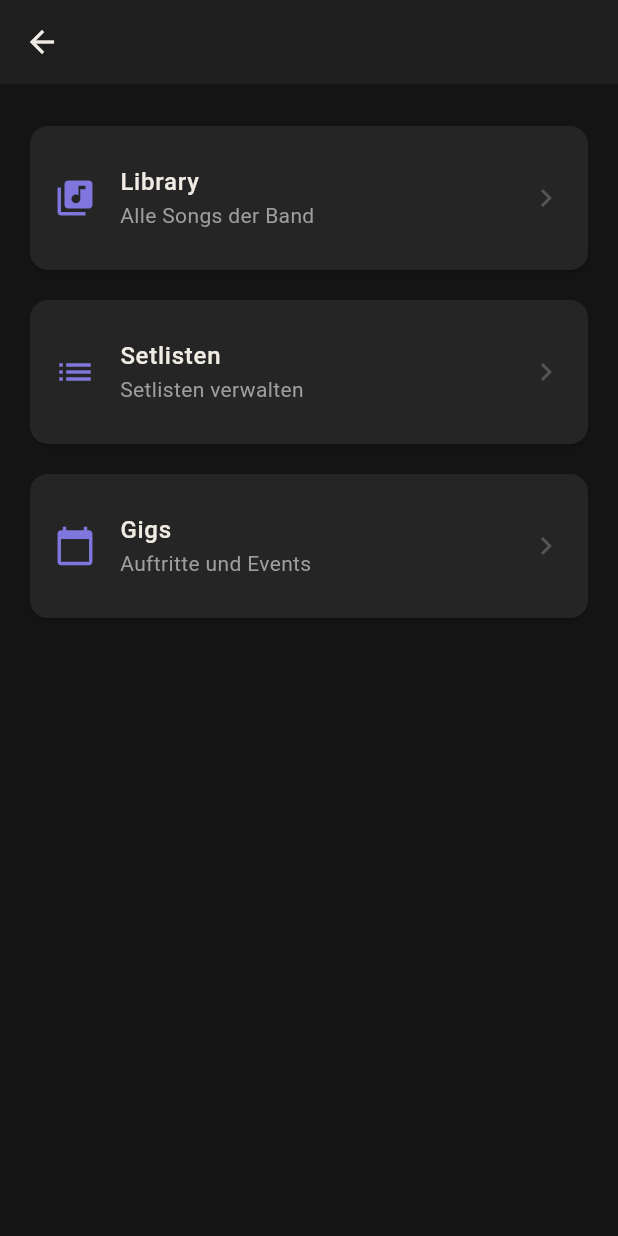
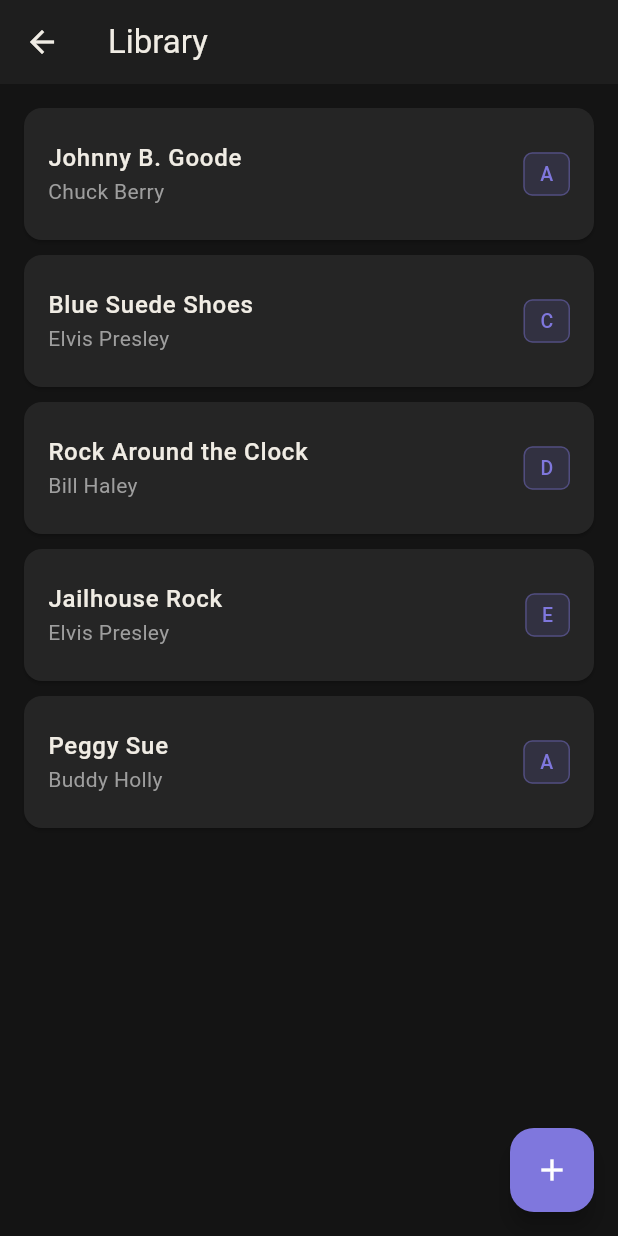
Before and after one commit to Maks1m-Se/nota, a Flutter app: the BandHomeScreen screen opened directly with empty values, after a tap on "Library", on a phone screen of 412 x 824 dp. Run offline on Flutter 3.47's test engine with Material 3 defaults, Android fonts, the phone set to English and light mode, and no system bars.

Commit message:
feat: add LibraryScreen with static songs

```diff
--- a/lib/screens/bands/band_home_screen.dart
+++ b/lib/screens/bands/band_home_screen.dart
@@ -1,6 +1,7 @@
 import 'package:flutter/material.dart';
 import '../../models/band.dart';
 import '../../theme/app_theme.dart';
+import '../library/library_screen.dart';
 
 class BandHomeScreen extends StatelessWidget {
   final Band band;
@@ -36,7 +37,14 @@ class BandHomeScreen extends StatelessWidget {
               icon: Icons.library_music,
               label: 'Library',
               subtitle: 'Alle Songs der Band',
-              onTap: () {},
+              onTap: () {
+                Navigator.push(
+                  context,
+                  MaterialPageRoute(
+                    builder: (context) => LibraryScreen(bandId: band.id),
+                  ),
+                );
+              },
             ),
             const SizedBox(height: 12),
             _NavCard(
--- /dev/null
+++ b/lib/screens/library/library_screen.dart
@@ -0,0 +1,81 @@
+import 'package:flutter/material.dart';
+import '../../models/song.dart';
+import '../../theme/app_theme.dart';
+
+class LibraryScreen extends StatefulWidget {
+  final String bandId;
+
+  const LibraryScreen({super.key, required this.bandId});
+
+  @override
+  State<LibraryScreen> createState() => _LibraryScreenState();
+}
+
+class _LibraryScreenState extends State<LibraryScreen> {
+  final List<Song> _songs = [
+    Song(id: '1', title: 'Johnny B. Goode', artist: 'Chuck Berry', key: 'A', bpm: 130),
+    Song(id: '2', title: 'Blue Suede Shoes', artist: 'Elvis Presley', key: 'C', bpm: 120),
+    Song(id: '3', title: 'Rock Around the Clock', artist: 'Bill Haley', key: 'D', bpm: 175),
+    Song(id: '4', title: 'Jailhouse Rock', artist: 'Elvis Presley', key: 'E', bpm: 168),
+    Song(id: '5', title: 'Peggy Sue', artist: 'Buddy Holly', key: 'A', bpm: 160),
+  ];
+
+  @override
+  Widget build(BuildContext context) {
+    return Scaffold(
+      appBar: AppBar(
+        title: const Text('Library'),
+      ),
+      floatingActionButton: FloatingActionButton(
+        onPressed: () {},
+        backgroundColor: AppTheme.primaryColor,
+        child: const Icon(Icons.add, color: Colors.white),
+      ),
+      body: ListView.builder(
+        padding: const EdgeInsets.all(16),
+        itemCount: _songs.length,
+        itemBuilder: (context, index) {
+          final song = _songs[index];
+          return Card(
+            margin: const EdgeInsets.only(bottom: 10),
+            child: ListTile(
+              contentPadding: const EdgeInsets.symmetric(
+                horizontal: 16,
+                vertical: 8,
+              ),
+              title: Text(
+                song.title,
+                style: const TextStyle(
+                  color: AppTheme.textPrimary,
+                  fontWeight: FontWeight.w500,
+                ),
+              ),
+              subtitle: Text(
+                song.artist,
+                style: const TextStyle(color: AppTheme.textSecondary),
+              ),
+              trailing: Container(
+                padding: const EdgeInsets.symmetric(horizontal: 10, vertical: 4),
+                decoration: BoxDecoration(
+                  color: AppTheme.primaryColor.withValues(alpha: 0.15),
+                  borderRadius: BorderRadius.circular(6),
+                  border: Border.all(
+                    color: AppTheme.primaryColor.withValues(alpha: 0.4),
+                  ),
+                ),
+                child: Text(
+                  song.key,
+                  style: const TextStyle(
+                    color: AppTheme.primaryColor,
+                    fontSize: 13,
+                    fontWeight: FontWeight.w500,
+                  ),
+                ),
+              ),
+            ),
+          );
+        },
+      ),
+    );
+  }
+}
```
